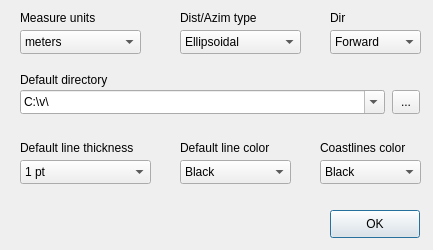
GenericMappingTools/InteractiveGMT, file deps/ui/preferences.ui: the form before one commit.
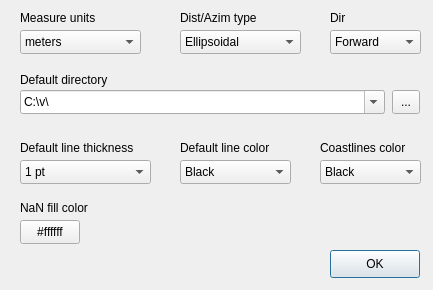
The form after the commit.

What changed in the file:
```diff
--- a/deps/ui/preferences.ui
+++ b/deps/ui/preferences.ui
@@ -7,7 +7,7 @@
     <x>0</x>
     <y>0</y>
     <width>433</width>
-    <height>250</height>
+    <height>290</height>
    </rect>
   </property>
   <property name="windowTitle">
@@ -219,7 +219,7 @@
    <property name="geometry">
     <rect>
      <x>330</x>
-     <y>210</y>
+     <y>250</y>
      <width>90</width>
      <height>28</height>
     </rect>
@@ -231,6 +231,35 @@
     <bool>true</bool>
    </property>
   </widget>
+  <widget class="QLabel" name="lblNanColor">
+   <property name="geometry">
+    <rect>
+     <x>20</x>
+     <y>200</y>
+     <width>121</width>
+     <height>16</height>
+    </rect>
+   </property>
+   <property name="text">
+    <string>NaN fill color</string>
+   </property>
+  </widget>
+  <widget class="QPushButton" name="btnNanColor">
+   <property name="geometry">
+    <rect>
+     <x>20</x>
+     <y>220</y>
+     <width>60</width>
+     <height>24</height>
+    </rect>
+   </property>
+   <property name="toolTip">
+    <string>Solid colour used to paint grid NaN cells (holes). Click to choose.</string>
+   </property>
+   <property name="text">
+    <string>#ffffff</string>
+   </property>
+  </widget>
   <widget class="QComboBox" name="cmbDistAzim">
    <property name="geometry">
     <rect>
```
